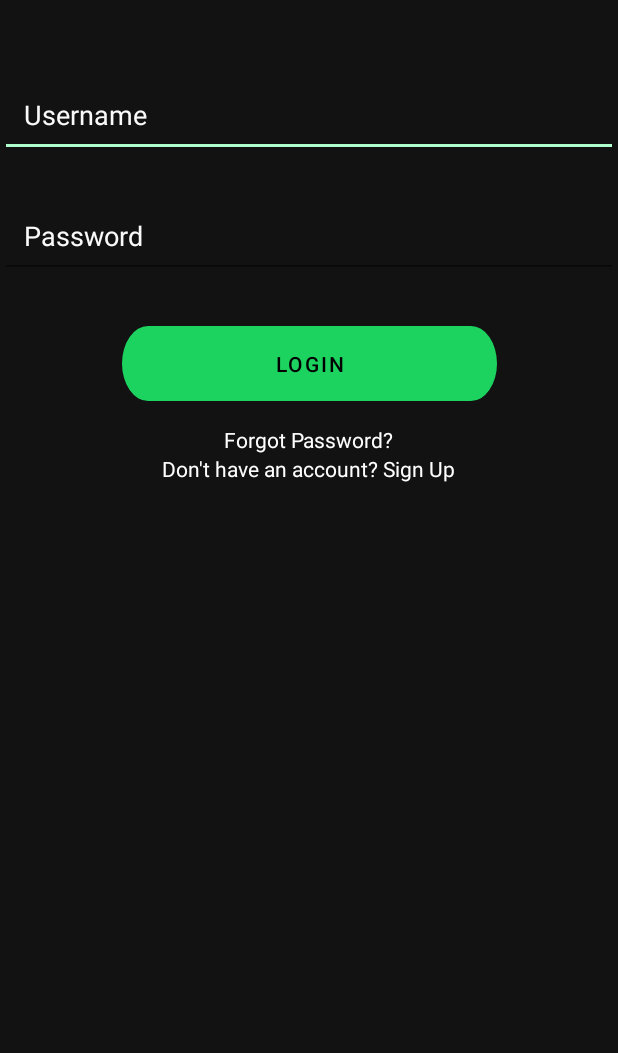
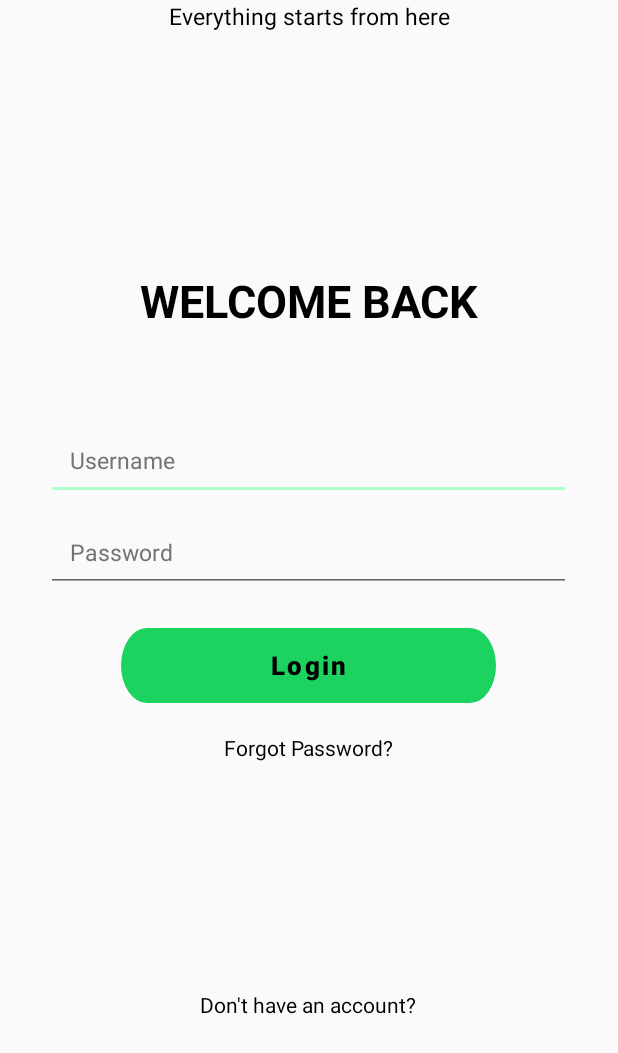
Before and after one commit to yeshzai/Software_Engineering-Achordpany, an Android app: the layout activity_login.xml on its own in the app's theme, with its tools: preview values and no code run, on a phone screen of 412 x 824 dp. Shown: the top 1053 px of the screen. Run offline under Robolectric (Android 15) with nearby library versions, the phone set to English and light mode, and no system bars.

Commit message:
Login Panel

```diff
--- a/app/src/main/res/layout/activity_login.xml
+++ b/app/src/main/res/layout/activity_login.xml
@@ -4,82 +4,121 @@
     xmlns:tools="http://schemas.android.com/tools"
     android:layout_width="match_parent"
     android:layout_height="match_parent"
-    android:background="@color/background_dark"
+    android:background="@color/background_light"
     tools:context="com.example.achordpany.MainActivity">
 
     <!-- Username EditText -->
 
     <!-- Password EditText -->
+
+
+    <TextView
+        android:id="@+id/heading1"
+        android:layout_width="wrap_content"
+        android:layout_height="wrap_content"
+        android:layout_marginTop="180dp"
+        android:text="WELCOME BACK"
+        android:textColor="@android:color/black"
+        android:textSize="30sp"
+        android:textStyle="bold"
+        app:layout_constraintEnd_toEndOf="parent"
+        app:layout_constraintStart_toStartOf="parent"
+        app:layout_constraintTop_margin="16dp"
+        app:layout_constraintTop_toTopOf="parent"
+        tools:ignore="HardcodedText" />
+
+    <TextView
+        android:id="@+id/heading2"
+        android:layout_width="wrap_content"
+        android:layout_height="wrap_content"
+        android:text="Everything starts from here"
+        android:textColor="@android:color/black"
+        android:textSize="15sp"
+        app:layout_constraintEnd_toEndOf="parent"
+        app:layout_constraintStart_toStartOf="parent"
+        app:layout_constraintStart_toBottomOf="parent"
+        app:layout_constraintTop_margin="16dp"
+        tools:ignore="HardcodedText"
+        tools:layout_editor_absoluteY="220dp" />
+
     <androidx.appcompat.widget.AppCompatEditText
         android:id="@+id/editTextUsername"
-        android:layout_width="0dp"
+        android:layout_width="350dp"
         android:layout_height="wrap_content"
-        android:layout_marginTop="48dp"
+        android:layout_marginTop="280dp"
         android:hint="Username"
         android:padding="16dp"
-        android:textColorHint="#FFFAFAFA"
+        android:textColorHint="#737373"
+        android:textSize="15sp"
         app:layout_constraintEnd_toEndOf="parent"
-        app:layout_constraintHorizontal_bias="0.0"
+        app:layout_constraintHorizontal_bias="0.491"
         app:layout_constraintStart_toStartOf="parent"
-        app:layout_constraintTop_toTopOf="parent" />
+        app:layout_constraintTop_toTopOf="parent"
+        tools:ignore="HardcodedText" />
 
     <androidx.appcompat.widget.AppCompatEditText
         android:id="@+id/editTextPassword"
-        android:layout_width="0dp"
+        android:layout_width="350dp"
         android:layout_height="wrap_content"
+        android:layout_marginTop="8dp"
         android:hint="Password"
-        android:textColorHint="#FFFAFAFA"
+        android:inputType="textPassword"
         android:padding="16dp"
-        android:layout_marginTop="24dp"
-        android:inputType="textPassword"
+        android:textColorHint="#737373"
+        android:textSize="15sp"
+        app:layout_constraintEnd_toEndOf="parent"
+        app:layout_constraintHorizontal_bias="0.491"
+        app:layout_constraintStart_toStartOf="parent"
         app:layout_constraintTop_toBottomOf="@+id/editTextUsername"
-        app:layout_constraintStart_toStartOf="parent"
-        app:layout_constraintEnd_toEndOf="parent"
-        app:layout_constraintHorizontal_bias="0.5"/>
+        tools:ignore="HardcodedText" />
 
-    <!-- Login Button -->
     <Button
         android:id="@+id/buttonLogin"
         android:layout_width="250dp"
         android:layout_height="50dp"
-        android:text="Login"
-        android:textColor="@android:color/black"
-        android:layout_marginTop="32dp"
-        app:layout_constraintTop_toBottomOf="@+id/editTextPassword"
-        app:layout_constraintStart_toStartOf="parent"
-        app:layout_constraintEnd_toEndOf="parent"
-        app:layout_constraintHorizontal_bias="0.5"
+        android:layout_marginTop="24dp"
         android:background="@drawable/btn_login_light"
         android:paddingLeft="16dp"
-        android:paddingRight="16dp" /> <!-- Apply drawable for rounded corners -->
+        android:paddingRight="16dp"
+        android:text="Login"
+        android:textAllCaps="false"
+        android:textColor="@android:color/black"
+        android:textSize="17sp"
+        android:textStyle="bold"
+        app:layout_constraintEnd_toEndOf="parent"
+        app:layout_constraintHorizontal_bias="0.496"
+        app:layout_constraintStart_toStartOf="parent"
+        app:layout_constraintTop_toBottomOf="@id/editTextPassword"
+        tools:ignore="HardcodedText" />
 
+    <TextView
+        android:id="@+id/textnoacccount"
+        android:layout_width="wrap_content"
+        android:layout_height="wrap_content"
+        android:layout_marginTop="152dp"
+        android:text="Don't have an account?"
+        android:textColor="@android:color/black"
+        android:textSize="14sp"
+        app:layout_constraintEnd_toEndOf="parent"
+        app:layout_constraintHorizontal_bias="0.498"
+        app:layout_constraintStart_toStartOf="parent"
+        app:layout_constraintTop_toBottomOf="@id/textForgotPassword"
+        tools:ignore="HardcodedText" />
 
-    <!-- Forgot Password Link -->
     <TextView
         android:id="@+id/textForgotPassword"
         android:layout_width="wrap_content"
         android:layout_height="wrap_content"
+        android:layout_marginTop="20dp"
         android:text="Forgot Password?"
-        android:textColor="@android:color/white"
-        android:textSize="14sp"
-        android:layout_marginTop="16dp"
-        android:layout_marginBottom="16dp"
-        app:layout_constraintTop_toBottomOf="@+id/buttonLogin"
-        app:layout_constraintStart_toStartOf="parent"
-        app:layout_constraintEnd_toEndOf="parent"
-        app:layout_constraintHorizontal_bias="0.5"/>
-
-    <!-- Sign Up Link -->
-    <TextView
-        android:id="@+id/textSignUp"
-        android:layout_width="wrap_content"
-        android:layout_height="wrap_content"
-        android:text="Don't have an account? Sign Up"
-        android:textColor="@android:color/white"
+        android:textColor="@android:color/black"
         android:textSize="14sp"
         app:layout_constraintEnd_toEndOf="parent"
-        app:layout_constraintHorizontal_bias="0.497"
         app:layout_constraintStart_toStartOf="parent"
-        app:layout_constraintTop_toBottomOf="@id/textForgotPassword" />
+        app:layout_constraintTop_toBottomOf="@id/buttonLogin"
+        tools:ignore="HardcodedText" />
+
+
+
 
 </androidx.constraintlayout.widget.ConstraintLayout>
--- a/app/src/main/res/values/colors.xml
+++ b/app/src/main/res/values/colors.xml
@@ -15,6 +15,7 @@
     <color name="background_dark">#FF121212</color>
     <color name="text_light">#FFFAFAFA</color>
     <color name="text_dark">#FF121212</color>
+    <color name="text_gray">#737373</color>
     <color name="dark_green">#FF00DB4D</color>
     <color name="light_green">#FF1DD360</color>
     <color name="light_green_200">#FFB9F9CF</color>
```
